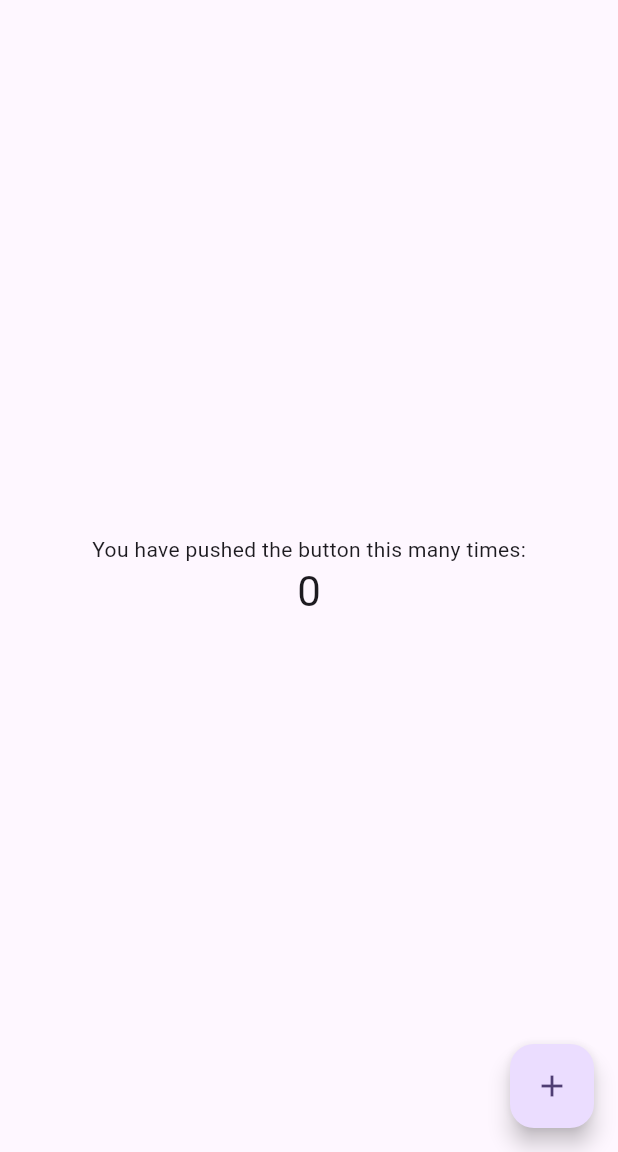
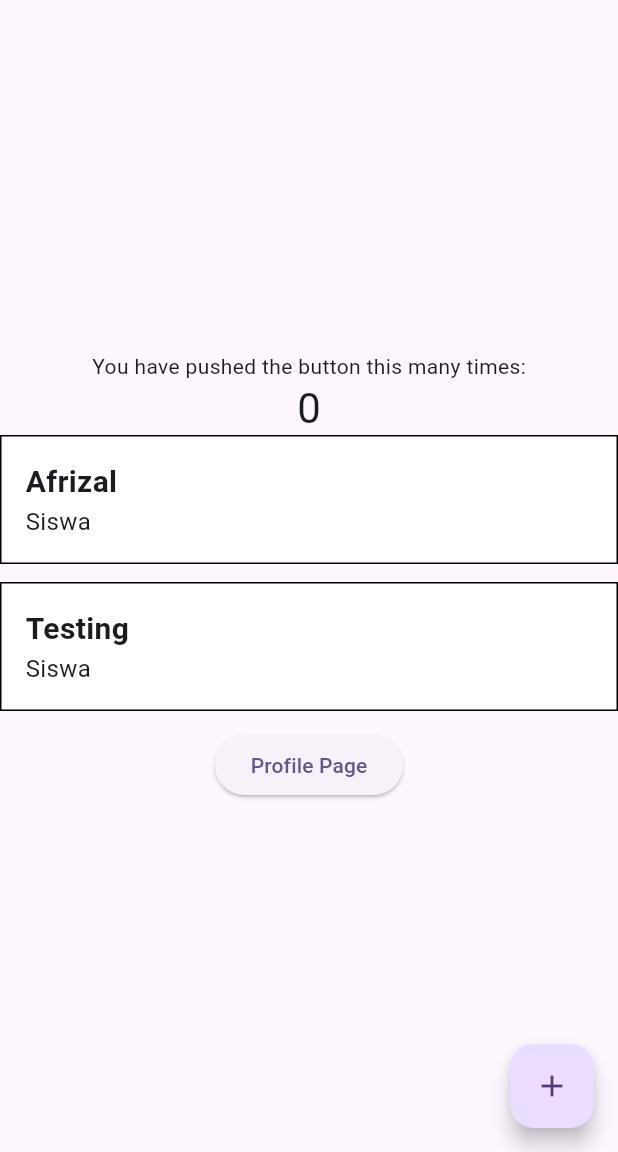
Before and after one commit to afrizal0811/uji_flutter, a Flutter app: the screen it shows after launch, on a phone screen of 412 x 824 dp, the part 84-1236 px from its top. Run offline on Flutter 3.47's test engine with Material 2 defaults, Android fonts, the phone set to English and light mode, and no system bars.

Commit message:
testing stateful

```diff
--- /dev/null
+++ b/lib/home_page.dart
@@ -0,0 +1,109 @@
+import 'package:flutter/material.dart';
+import 'package:uji_keterampilan/profile_page.dart';
+import 'package:uji_keterampilan/widgets/my_card_widget.dart';
+
+class HomePage extends StatefulWidget {
+  const HomePage({super.key, required this.title});
+
+  // This widget is the home page of your application. It is stateful, meaning
+  // that it has a State object (defined below) that contains fields that affect
+  // how it looks.
+
+  // This class is the configuration for the state. It holds the values (in this
+  // case the title) provided by the parent (in this case the App widget) and
+  // used by the build method of the State. Fields in a Widget subclass are
+  // always marked "final".
+
+  final String title;
+
+  @override
+  State<HomePage> createState() => _HomePageState();
+}
+
+class _HomePageState extends State<HomePage> {
+  int _counter = 0;
+
+  void _incrementCounter() {
+    setState(() {
+      // This call to setState tells the Flutter framework that something has
+      // changed in this State, which causes it to rerun the build method below
+      // so that the display can reflect the updated values. If we changed
+      // _counter without calling setState(), then the build method would not be
+      // called again, and so nothing would appear to happen.
+      _counter++;
+    });
+  }
+
+  @override
+  Widget build(BuildContext context) {
+    // This method is rerun every time setState is called, for instance as done
+    // by the _incrementCounter method above.
+    //
+    // The Flutter framework has been optimized to make rerunning build methods
+    // fast, so that you can just rebuild anything that needs updating rather
+    // than having to individually change instances of widgets.
+    return Scaffold(
+      appBar: AppBar(
+        // TRY THIS: Try changing the color here to a specific color (to
+        // Colors.amber, perhaps?) and trigger a hot reload to see the AppBar
+        // change color while the other colors stay the same.
+        backgroundColor: Theme.of(context).colorScheme.inversePrimary,
+        // Here we take the value from the HomePage object that was created by
+        // the App.build method, and use it to set our appbar title.
+        title: Text(widget.title),
+      ),
+      body: Center(
+        // Center is a layout widget. It takes a single child and positions it
+        // in the middle of the parent.
+        child: Column(
+          // Column is also a layout widget. It takes a list of children and
+          // arranges them vertically. By default, it sizes itself to fit its
+          // children horizontally, and tries to be as tall as its parent.
+          //
+          // Column has various properties to control how it sizes itself and
+          // how it positions its children. Here we use mainAxisAlignment to
+          // center the children vertically; the main axis here is the vertical
+          // axis because Columns are vertical (the cross axis would be
+          // horizontal).
+          //
+          // TRY THIS: Invoke "debug painting" (choose the "Toggle Debug Paint"
+          // action in the IDE, or press "p" in the console), to see the
+          // wireframe for each widget.
+          mainAxisAlignment: MainAxisAlignment.center,
+          children: <Widget>[
+            const Text(
+              'You have pushed the button this many times:',
+            ),
+            Text(
+              '$_counter',
+              style: Theme.of(context).textTheme.headlineMedium,
+            ),
+            const MyCardWidget(
+              title: 'Afrizal',
+              desc: 'Siswa',
+            ),
+            const SizedBox(height: 12),
+            const MyCardWidget(
+              title: 'Testing',
+              desc: 'Siswa',
+            ),
+            const SizedBox(height: 12),
+            ElevatedButton(
+                onPressed: () {
+                  Navigator.push(
+                      context,
+                      MaterialPageRoute(
+                          builder: (context) => const ProfilePage()));
+                },
+                child: const Text('Profile Page'))
+          ],
+        ),
+      ),
+      floatingActionButton: FloatingActionButton(
+        onPressed: _incrementCounter,
+        tooltip: 'Increment',
+        child: const Icon(Icons.add),
+      ), // This trailing comma makes auto-formatting nicer for build methods.
+    );
+  }
+}
--- a/lib/main.dart
+++ b/lib/main.dart
@@ -1,4 +1,5 @@
 import 'package:flutter/material.dart';
+import 'package:uji_keterampilan/home_page.dart';
 
 void main() {
   runApp(const MyApp());
@@ -31,95 +32,7 @@ class MyApp extends StatelessWidget {
         colorScheme: ColorScheme.fromSeed(seedColor: Colors.deepPurple),
         useMaterial3: true,
       ),
-      home: const MyHomePage(title: 'Flutter Demo Home Page'),
+      home: const HomePage(title: 'Flutter Demo Home Page'),
     );
   }
 }
-
-class MyHomePage extends StatefulWidget {
-  const MyHomePage({super.key, required this.title});
-
-  // This widget is the home page of your application. It is stateful, meaning
-  // that it has a State object (defined below) that contains fields that affect
-  // how it looks.
-
-  // This class is the configuration for the state. It holds the values (in this
-  // case the title) provided by the parent (in this case the App widget) and
-  // used by the build method of the State. Fields in a Widget subclass are
-  // always marked "final".
-
-  final String title;
-
-  @override
-  State<MyHomePage> createState() => _MyHomePageState();
-}
-
-class _MyHomePageState extends State<MyHomePage> {
-  int _counter = 0;
-
-  void _incrementCounter() {
-    setState(() {
-      // This call to setState tells the Flutter framework that something has
-      // changed in this State, which causes it to rerun the build method below
-      // so that the display can reflect the updated values. If we changed
-      // _counter without calling setState(), then the build method would not be
-      // called again, and so nothing would appear to happen.
-      _counter++;
-    });
-  }
-
-  @override
-  Widget build(BuildContext context) {
-    // This method is rerun every time setState is called, for instance as done
-    // by the _incrementCounter method above.
-    //
-    // The Flutter framework has been optimized to make rerunning build methods
-    // fast, so that you can just rebuild anything that needs updating rather
-    // than having to individually change instances of widgets.
-    return Scaffold(
-      appBar: AppBar(
-        // TRY THIS: Try changing the color here to a specific color (to
-        // Colors.amber, perhaps?) and trigger a hot reload to see the AppBar
-        // change color while the other colors stay the same.
-        backgroundColor: Theme.of(context).colorScheme.inversePrimary,
-        // Here we take the value from the MyHomePage object that was created by
-        // the App.build method, and use it to set our appbar title.
-        title: Text(widget.title),
-      ),
-      body: Center(
-        // Center is a layout widget. It takes a single child and positions it
-        // in the middle of the parent.
-        child: Column(
-          // Column is also a layout widget. It takes a list of children and
-          // arranges them vertically. By default, it sizes itself to fit its
-          // children horizontally, and tries to be as tall as its parent.
-          //
-          // Column has various properties to control how it sizes itself and
-          // how it positions its children. Here we use mainAxisAlignment to
-          // center the children vertically; the main axis here is the vertical
-          // axis because Columns are vertical (the cross axis would be
-          // horizontal).
-          //
-          // TRY THIS: Invoke "debug painting" (choose the "Toggle Debug Paint"
-          // action in the IDE, or press "p" in the console), to see the
-          // wireframe for each widget.
-          mainAxisAlignment: MainAxisAlignment.center,
-          children: <Widget>[
-            const Text(
-              'You have pushed the button this many times:',
-            ),
-            Text(
-              '$_counter',
-              style: Theme.of(context).textTheme.headlineMedium,
-            ),
-          ],
-        ),
-      ),
-      floatingActionButton: FloatingActionButton(
-        onPressed: _incrementCounter,
-        tooltip: 'Increment',
-        child: const Icon(Icons.add),
-      ), // This trailing comma makes auto-formatting nicer for build methods.
-    );
-  }
-}
--- /dev/null
+++ b/lib/widgets/my_card_widget.dart
@@ -0,0 +1,41 @@
+import 'package:flutter/material.dart';
+
+class MyCardWidget extends StatelessWidget {
+  final String? title;
+  final String? desc;
+
+  const MyCardWidget({
+    super.key,
+    required this.title,
+    required this.desc,
+    });
+
+  @override
+  Widget build(BuildContext context) {
+    return Container(
+        width: double.infinity,
+        padding: const EdgeInsets.all(16),
+        decoration: BoxDecoration(
+          color: Colors.white,
+          border: Border.all(color: Colors.black),
+        ),
+        child: Column(
+          crossAxisAlignment: CrossAxisAlignment.start,
+          children: [
+            Text(
+              title ?? 'Title',
+              style: const TextStyle(
+                fontSize: 20,
+                fontWeight: FontWeight.bold,
+              ),
+            ),
+            Text(
+              desc ?? 'Description',
+              style: const TextStyle(
+                fontSize: 16,
+              ),
+            ),
+          ],
+        ));
+  }
+}
```
Also changed, not shown: lib/profile_page.dart (added, +32 -0 lines).
